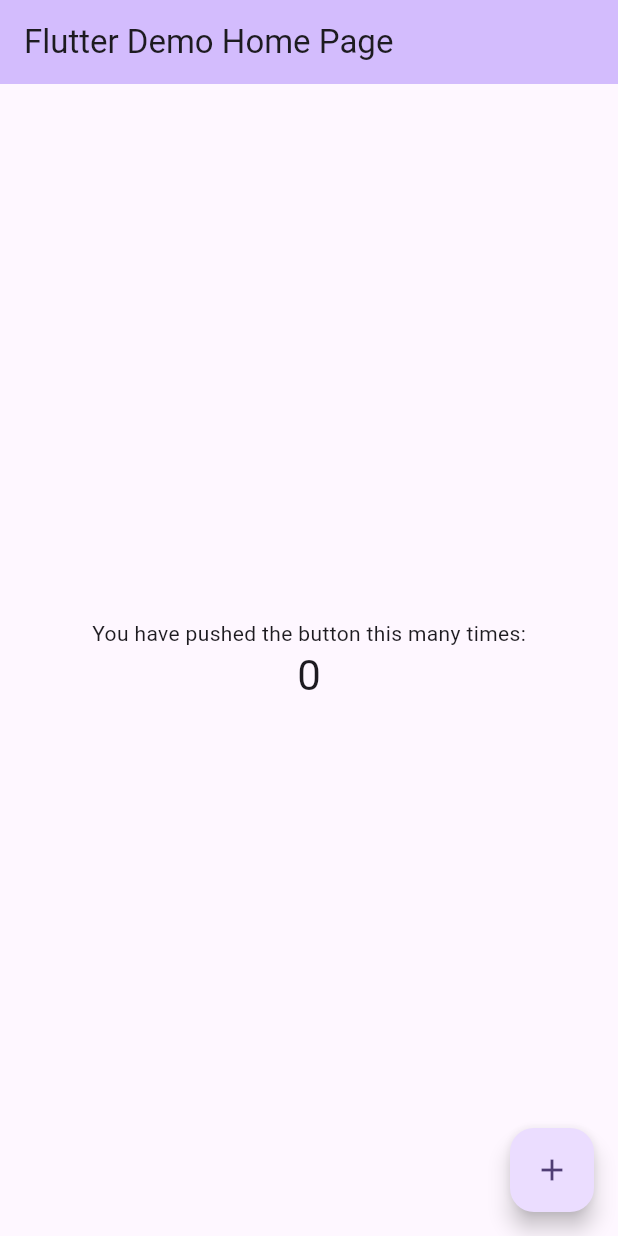
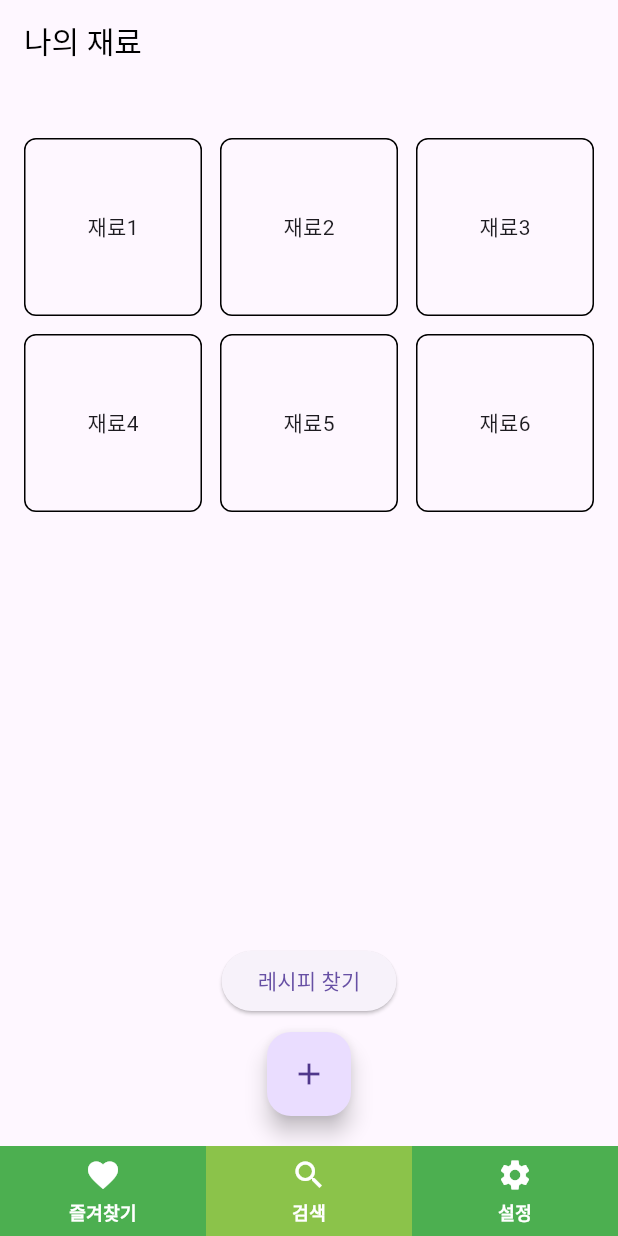
Before and after one commit to AYEOOON/as_it_is, a Flutter app: the screen it shows after launch, on a phone screen of 412 x 824 dp. Run offline on Flutter 3.47's test engine with Material 3 defaults, Android fonts, the phone set to English and light mode, and no system bars.

Commit message:
Add files via upload

```diff
--- a/lib/main.dart
+++ b/lib/main.dart
@@ -1,125 +1,338 @@
 import 'package:flutter/material.dart';
 
 void main() {
-  runApp(const MyApp());
+  runApp(MyApp());
 }
 
 class MyApp extends StatelessWidget {
-  const MyApp({super.key});
-
-  // This widget is the root of your application.
   @override
   Widget build(BuildContext context) {
     return MaterialApp(
-      title: 'Flutter Demo',
-      theme: ThemeData(
-        // This is the theme of your application.
-        //
-        // TRY THIS: Try running your application with "flutter run". You'll see
-        // the application has a purple toolbar. Then, without quitting the app,
-        // try changing the seedColor in the colorScheme below to Colors.green
-        // and then invoke "hot reload" (save your changes or press the "hot
-        // reload" button in a Flutter-supported IDE, or press "r" if you used
-        // the command line to start the app).
-        //
-        // Notice that the counter didn't reset back to zero; the application
-        // state is not lost during the reload. To reset the state, use hot
-        // restart instead.
-        //
-        // This works for code too, not just values: Most code changes can be
-        // tested with just a hot reload.
-        colorScheme: ColorScheme.fromSeed(seedColor: Colors.deepPurple),
-        useMaterial3: true,
-      ),
-      home: const MyHomePage(title: 'Flutter Demo Home Page'),
+      home: MainScreen(),
     );
   }
 }
 
-class MyHomePage extends StatefulWidget {
-  const MyHomePage({super.key, required this.title});
-
-  // This widget is the home page of your application. It is stateful, meaning
-  // that it has a State object (defined below) that contains fields that affect
-  // how it looks.
-
-  // This class is the configuration for the state. It holds the values (in this
-  // case the title) provided by the parent (in this case the App widget) and
-  // used by the build method of the State. Fields in a Widget subclass are
-  // always marked "final".
-
-  final String title;
-
+class MainScreen extends StatefulWidget {
   @override
-  State<MyHomePage> createState() => _MyHomePageState();
+  _MainScreenState createState() => _MainScreenState();
 }
 
-class _MyHomePageState extends State<MyHomePage> {
-  int _counter = 0;
+class _MainScreenState extends State<MainScreen> {
+  int _currentIndex = 1; // 초기 화면(홈)의 인덱스 설정
 
-  void _incrementCounter() {
-    setState(() {
-      // This call to setState tells the Flutter framework that something has
-      // changed in this State, which causes it to rerun the build method below
-      // so that the display can reflect the updated values. If we changed
-      // _counter without calling setState(), then the build method would not be
-      // called again, and so nothing would appear to happen.
-      _counter++;
-    });
-  }
+  // 화면 목록
+  final List<Widget> _screens = [
+    BookmarkScreen(), // 즐겨찾기 화면
+    HomeScreen(), // 홈 화면 (검색)
+    SettingsScreen(), // 설정 화면
+  ];
 
   @override
   Widget build(BuildContext context) {
-    // This method is rerun every time setState is called, for instance as done
-    // by the _incrementCounter method above.
-    //
-    // The Flutter framework has been optimized to make rerunning build methods
-    // fast, so that you can just rebuild anything that needs updating rather
-    // than having to individually change instances of widgets.
     return Scaffold(
-      appBar: AppBar(
-        // TRY THIS: Try changing the color here to a specific color (to
-        // Colors.amber, perhaps?) and trigger a hot reload to see the AppBar
-        // change color while the other colors stay the same.
-        backgroundColor: Theme.of(context).colorScheme.inversePrimary,
-        // Here we take the value from the MyHomePage object that was created by
-        // the App.build method, and use it to set our appbar title.
-        title: Text(widget.title),
-      ),
-      body: Center(
-        // Center is a layout widget. It takes a single child and positions it
-        // in the middle of the parent.
-        child: Column(
-          // Column is also a layout widget. It takes a list of children and
-          // arranges them vertically. By default, it sizes itself to fit its
-          // children horizontally, and tries to be as tall as its parent.
-          //
-          // Column has various properties to control how it sizes itself and
-          // how it positions its children. Here we use mainAxisAlignment to
-          // center the children vertically; the main axis here is the vertical
-          // axis because Columns are vertical (the cross axis would be
-          // horizontal).
-          //
-          // TRY THIS: Invoke "debug painting" (choose the "Toggle Debug Paint"
-          // action in the IDE, or press "p" in the console), to see the
-          // wireframe for each widget.
-          mainAxisAlignment: MainAxisAlignment.center,
-          children: <Widget>[
-            const Text(
-              'You have pushed the button this many times:',
+      body: _screens[_currentIndex], // 현재 선택된 화면 표시
+      bottomNavigationBar: Container(
+        color: Colors.green, // 기본 네비게이션 바 배경색
+        height: 60,
+        child: Row(
+          mainAxisAlignment: MainAxisAlignment.spaceAround,
+          children: [
+            _buildNavItem(
+              index: 0,
+              label: '즐겨찾기',
+              icon: Icons.favorite, // 즐겨찾기 아이콘
             ),
-            Text(
-              '$_counter',
-              style: Theme.of(context).textTheme.headlineMedium,
+            _buildNavItem(
+              index: 1,
+              label: '검색',
+              icon: Icons.search, // 검색 아이콘
+            ),
+            _buildNavItem(
+              index: 2,
+              label: '설정',
+              icon: Icons.settings, // 설정 아이콘
             ),
           ],
         ),
       ),
-      floatingActionButton: FloatingActionButton(
-        onPressed: _incrementCounter,
-        tooltip: 'Increment',
-        child: const Icon(Icons.add),
-      ), // This trailing comma makes auto-formatting nicer for build methods.
+    );
+  }
+
+  Widget _buildNavItem({
+    required int index,
+    required String label,
+    required IconData icon,
+  }) {
+    return Expanded(
+      child: GestureDetector(
+        onTap: () {
+          setState(() {
+            _currentIndex = index; // 선택된 탭 업데이트
+          });
+        },
+        child: Container(
+          color: _currentIndex == index
+              ? Colors.lightGreen
+              : Colors.green, // 선택된 탭은 연두색
+          alignment: Alignment.center,
+          child: Column(
+            mainAxisAlignment: MainAxisAlignment.center,
+            children: [
+              Icon(icon, color: Colors.white), // 아이콘 흰색
+              const SizedBox(height: 4), // 아이콘과 텍스트 사이 간격
+              Text(
+                label,
+                style: const TextStyle(
+                  color: Colors.white, // 텍스트 흰색
+                  fontWeight: FontWeight.bold,
+                  fontSize: 12,
+                ),
+              ),
+            ],
+          ),
+        ),
+      ),
     );
   }
 }
+
+// 검색 화면 (홈)
+class HomeScreen extends StatelessWidget {
+  @override
+  Widget build(BuildContext context) {
+    return Scaffold(
+      appBar: AppBar(
+        backgroundColor: Colors.transparent, // 앱바 배경색 제거
+        elevation: 0, // 그림자 제거
+        title: const Text(
+          '나의 재료',
+          style: TextStyle(
+            color: Colors.black, // 텍스트 색상
+            fontSize: 20, // 글자 크기
+          ),
+        ),
+        centerTitle: false, // 제목 좌측 정렬
+      ),
+      body: Column(
+        children: [
+          const SizedBox(height: 20),
+          Expanded(
+            child: GridView.count(
+              crossAxisCount: 3, // 한 줄에 3개의 박스
+              crossAxisSpacing: 12, // 박스 간의 가로 간격
+              mainAxisSpacing: 12, // 박스 간의 세로 간격
+              padding: const EdgeInsets.all(16),
+              children: const [
+                MaterialItem(label: '재료1'),
+                MaterialItem(label: '재료2'),
+                MaterialItem(label: '재료3'),
+                MaterialItem(label: '재료4'),
+                MaterialItem(label: '재료5'),
+                MaterialItem(label: '재료6'),
+              ],
+            ),
+          ),
+          ElevatedButton(
+            onPressed: () {
+              print('레시피 찾기 버튼 클릭');
+            },
+            child: const Text('레시피 찾기'),
+          ),
+          const SizedBox(height: 10),
+          FloatingActionButton(
+            onPressed: () {
+              print('추가 버튼 클릭');
+            },
+            child: const Icon(Icons.add),
+          ),
+          const SizedBox(height: 20),
+        ],
+      ),
+    );
+  }
+}
+
+// 즐겨찾기 화면
+class BookmarkScreen extends StatelessWidget {
+  @override
+  Widget build(BuildContext context) {
+    return Scaffold(
+      appBar: AppBar(
+        backgroundColor: Colors.transparent, // 앱바 배경색 제거
+        elevation: 0, // 그림자 제거
+        title: const Text(
+          '즐겨찾기',
+          style: TextStyle(
+            color: Colors.black, // 텍스트 색상
+            fontSize: 20, // 글자 크기
+          ),
+        ),
+        centerTitle: false, // 제목 좌측 정렬
+      ),
+      body: ListView(
+        padding: const EdgeInsets.all(16),
+        children: const [
+          RecipeItem(title: '레시피 1'),
+          RecipeItem(title: '레시피 2'),
+          RecipeItem(title: '레시피 3'),
+        ],
+      ),
+    );
+  }
+}
+
+// 설정 화면
+class SettingsScreen extends StatelessWidget {
+  @override
+  Widget build(BuildContext context) {
+    return Scaffold(
+      appBar: AppBar(
+        backgroundColor: Colors.transparent, // 앱바 배경색 제거
+        elevation: 0, // 그림자 제거
+        title: const Text(
+          '설정',
+          style: TextStyle(
+            color: Colors.black, // 텍스트 색상
+            fontSize: 20, // 글자 크기
+          ),
+        ),
+        centerTitle: false, // 제목 좌측 정렬
+      ),
+      body: ListView(
+        padding: const EdgeInsets.all(16),
+        children: [
+          const SectionHeader(title: '사용자 맞춤'),
+          SettingItem(
+            label: '알러지 재료 설정',
+            value: '2개',
+            onTap: () {
+              print('알러지 재료 설정 클릭');
+            },
+          ),
+          const SectionHeader(title: '계정'),
+          SettingItem(
+            label: '아이디',
+            value: 'kumoh!00',
+            onTap: () {
+              print('아이디 클릭');
+            },
+          ),
+          SettingItem(
+            label: '비밀번호 변경',
+            onTap: () {
+              print('비밀번호 변경 클릭');
+            },
+          ),
+          const SectionHeader(title: '앱 설정'),
+          SettingItem(
+            label: '다크 모드',
+            value: '꺼짐',
+            onTap: () {
+              print('다크 모드 클릭');
+            },
+          ),
+          const SectionHeader(title: '기타'),
+          SettingItem(
+            label: '회원 탈퇴',
+            onTap: () {
+              print('회원 탈퇴 클릭');
+            },
+          ),
+          SettingItem(
+            label: '로그아웃',
+            onTap: () {
+              print('로그아웃 클릭');
+            },
+          ),
+        ],
+      ),
+    );
+  }
+}
+
+// 재료 아이템 위젯
+class MaterialItem extends StatelessWidget {
+  final String label;
+
+  const MaterialItem({required this.label});
+
+  @override
+  Widget build(BuildContext context) {
+    return Container(
+      alignment: Alignment.center,
+      decoration: BoxDecoration(
+        border: Border.all(color: Colors.black),
+        borderRadius: BorderRadius.circular(8),
+      ),
+      child: Text(label),
+    );
+  }
+}
+
+// 레시피 아이템 위젯
+class RecipeItem extends StatelessWidget {
+  final String title;
+
+  const RecipeItem({required this.title});
+
+  @override
+  Widget build(BuildContext context) {
+    return Card(
+      margin: const EdgeInsets.only(bottom: 10),
+      child: ListTile(
+        title: Text(title),
+        subtitle: const Text('요리에 필요한 재료 갯수\n요리에 필요한 재료 목록'),
+        trailing: const Icon(Icons.star, color: Colors.amber),
+        isThreeLine: true,
+      ),
+    );
+  }
+}
+
+// 설정 아이템 위젯
+class SettingItem extends StatelessWidget {
+  final String label;
+  final String? value;
+  final VoidCallback onTap;
+
+  const SettingItem({
+    required this.label,
+    this.value,
+    required this.onTap,
+  });
+
+  @override
+  Widget build(BuildContext context) {
+    return ListTile(
+      title: Text(label),
+      trailing: value != null ? Text(value!) : null,
+      onTap: onTap,
+      shape: RoundedRectangleBorder(
+        side: const BorderSide(color: Colors.black12),
+        borderRadius: BorderRadius.circular(5),
+      ),
+    );
+  }
+}
+
+// 섹션 헤더 위젯
+class SectionHeader extends StatelessWidget {
+  final String title;
+
+  const SectionHeader({required this.title});
+
+  @override
+  Widget build(BuildContext context) {
+    return Padding(
+      padding: const EdgeInsets.symmetric(vertical: 10),
+      child: Text(
+        title,
+        style: const TextStyle(
+          fontSize: 16,
+          fontWeight: FontWeight.bold,
+        ),
+      ),
+    );
+  }
+}
```
